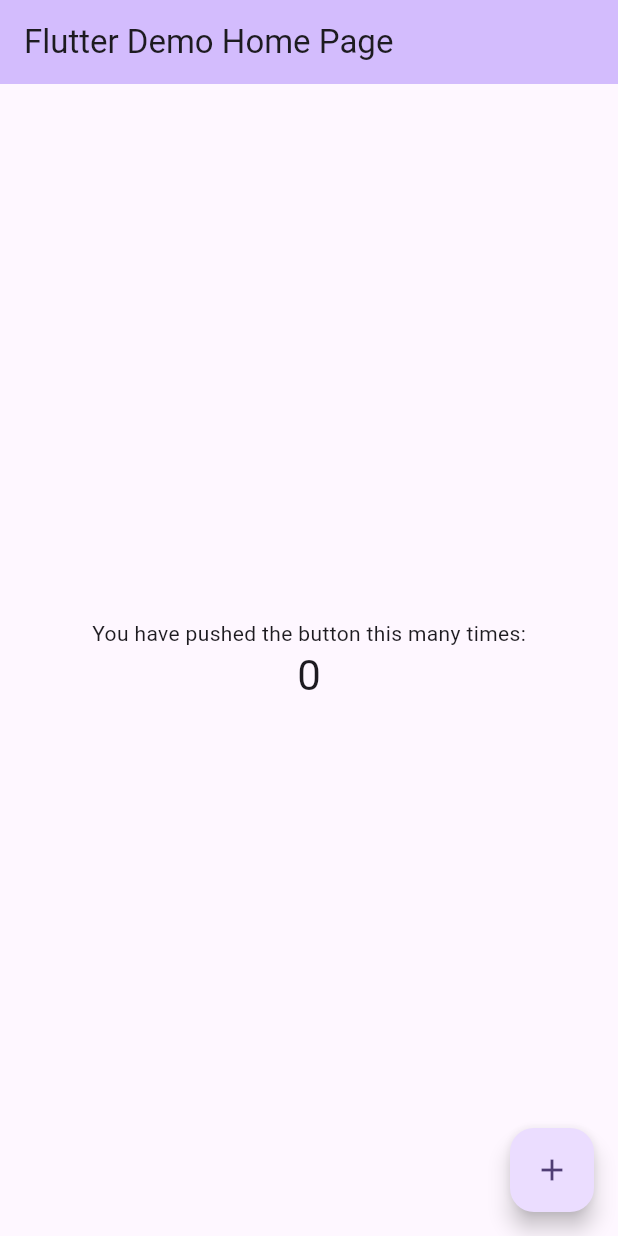
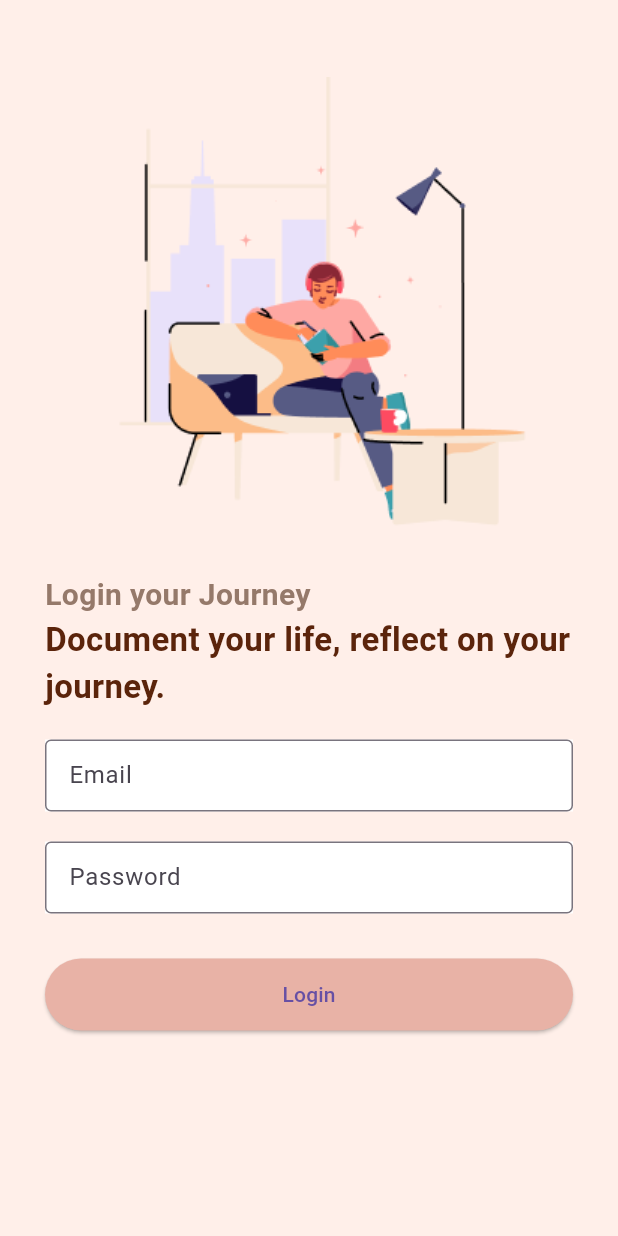
Before and after one commit to 2000kavinda/STORY360, a Flutter app: the screen it shows after launch, on a phone screen of 412 x 824 dp. Run offline on Flutter 3.47's test engine with Material 3 defaults, Android fonts, the phone set to English and light mode, and no system bars; Roboto replaces fonts that are missing (Nunito Sans).

Commit message:
login frontend 90% completed

```diff
--- a/lib/main.dart
+++ b/lib/main.dart
@@ -1,4 +1,5 @@
 import 'package:flutter/material.dart';
+import 'package:story360/view/logIn.dart';
 
 void main() {
   runApp(const MyApp());
@@ -7,119 +8,10 @@ void main() {
 class MyApp extends StatelessWidget {
   const MyApp({super.key});
 
-  // This widget is the root of your application.
   @override
   Widget build(BuildContext context) {
-    return MaterialApp(
-      title: 'Flutter Demo',
-      theme: ThemeData(
-        // This is the theme of your application.
-        //
-        // TRY THIS: Try running your application with "flutter run". You'll see
-        // the application has a blue toolbar. Then, without quitting the app,
-        // try changing the seedColor in the colorScheme below to Colors.green
-        // and then invoke "hot reload" (save your changes or press the "hot
-        // reload" button in a Flutter-supported IDE, or press "r" if you used
-        // the command line to start the app).
-        //
-        // Notice that the counter didn't reset back to zero; the application
-        // state is not lost during the reload. To reset the state, use hot
-        // restart instead.
-        //
-        // This works for code too, not just values: Most code changes can be
-        // tested with just a hot reload.
-        colorScheme: ColorScheme.fromSeed(seedColor: Colors.deepPurple),
-        useMaterial3: true,
-      ),
-      home: const MyHomePage(title: 'Flutter Demo Home Page'),
+    return const MaterialApp(
+      home: LogIn(),
     );
   }
 }
-
-class MyHomePage extends StatefulWidget {
-  const MyHomePage({super.key, required this.title});
-
-  // This widget is the home page of your application. It is stateful, meaning
-  // that it has a State object (defined below) that contains fields that affect
-  // how it looks.
-
-  // This class is the configuration for the state. It holds the values (in this
-  // case the title) provided by the parent (in this case the App widget) and
-  // used by the build method of the State. Fields in a Widget subclass are
-  // always marked "final".
-
-  final String title;
-
-  @override
-  State<MyHomePage> createState() => _MyHomePageState();
-}
-
-class _MyHomePageState extends State<MyHomePage> {
-  int _counter = 0;
-
-  void _incrementCounter() {
-    setState(() {
-      // This call to setState tells the Flutter framework that something has
-      // changed in this State, which causes it to rerun the build method below
-      // so that the display can reflect the updated values. If we changed
-      // _counter without calling setState(), then the build method would not be
-      // called again, and so nothing would appear to happen.
-      _counter++;
-    });
-  }
-
-  @override
-  Widget build(BuildContext context) {
-    // This method is rerun every time setState is called, for instance as done
-    // by the _incrementCounter method above.
-    //
-    // The Flutter framework has been optimized to make rerunning build methods
-    // fast, so that you can just rebuild anything that needs updating rather
-    // than having to individually change instances of widgets.
-    return Scaffold(
-      appBar: AppBar(
-        // TRY THIS: Try changing the color here to a specific color (to
-        // Colors.amber, perhaps?) and trigger a hot reload to see the AppBar
-        // change color while the other colors stay the same.
-        backgroundColor: Theme.of(context).colorScheme.inversePrimary,
-        // Here we take the value from the MyHomePage object that was created by
-        // the App.build method, and use it to set our appbar title.
-        title: Text(widget.title),
-      ),
-      body: Center(
-        // Center is a layout widget. It takes a single child and positions it
-        // in the middle of the parent.
-        child: Column(
-          // Column is also a layout widget. It takes a list of children and
-          // arranges them vertically. By default, it sizes itself to fit its
-          // children horizontally, and tries to be as tall as its parent.
-          //
-          // Column has various properties to control how it sizes itself and
-          // how it positions its children. Here we use mainAxisAlignment to
-          // center the children vertically; the main axis here is the vertical
-          // axis because Columns are vertical (the cross axis would be
-          // horizontal).
-          //
-          // TRY THIS: Invoke "debug painting" (choose the "Toggle Debug Paint"
-          // action in the IDE, or press "p" in the console), to see the
-          // wireframe for each widget.
-          mainAxisAlignment: MainAxisAlignment.center,
-          children: <Widget>[
-            const Text(
-              'You have pushed the button this many times:',
-            ),
-            Text(
-              '$_counter',
-              style: Theme.of(context).textTheme.headlineMedium,
-            ),
-          ],
-        ),
-      ),
-      floatingActionButton: FloatingActionButton(
-        onPressed: _incrementCounter,
-        tooltip: 'Increment',
-        child: const Icon(Icons.add),
-      ), // This trailing comma makes auto-formatting nicer for build methods.
-    );
-  }
-}
--- /dev/null
+++ b/lib/view/logIn.dart
@@ -0,0 +1,89 @@
+import 'package:flutter/material.dart';
+
+class LogIn extends StatelessWidget {
+  const LogIn({super.key});
+
+  @override
+  Widget build(BuildContext context) {
+    return Scaffold(
+      backgroundColor: Color(0xFFFFEFE9),
+      body: Padding(
+        padding: EdgeInsets.all(30),
+        child: SingleChildScrollView(
+          child: Column(
+            mainAxisAlignment: MainAxisAlignment.center,
+            crossAxisAlignment: CrossAxisAlignment.start,
+            children: [
+              Image(
+                image: AssetImage('assets/login.png'),
+                width: double.infinity,
+              ),
+              Text(
+                "Login your Journey",
+                style: TextStyle(
+                  fontFamily: 'Nunito Sans',
+                  fontSize: 20.0,
+                  fontWeight: FontWeight.bold,
+                  color: Color(0xFF95796A),
+                ),
+              ),
+              Text(
+                "Document your life, reflect on your journey.",
+                style: TextStyle(
+                  fontFamily: 'Nunito Sans',
+                  fontSize: 22.0,
+                  fontWeight: FontWeight.bold,
+                  color: Color(0xFF5B240B),
+                ),
+              ),
+              SizedBox(
+                height: 20.0,
+              ),
+              Container(
+                height: 48.0,
+                decoration: BoxDecoration(
+                  color: Colors.white,
+                ),
+                child: TextField(
+                  decoration: InputDecoration(
+                    labelText: 'Email',
+                    border: OutlineInputBorder(),
+                  ),
+                ),
+              ),
+              SizedBox(
+                height: 20.0,
+              ),
+              Container(
+                height: 48.0,
+                decoration: BoxDecoration(
+                  color: Colors.white,
+                ),
+                child: TextField(
+                  decoration: InputDecoration(
+                    labelText: 'Password',
+                    border: OutlineInputBorder(),
+                  ),
+                ),
+              ),
+              SizedBox(
+                height: 30.0,
+              ),
+              Container(
+                  width: double.infinity,
+                  height: 48.0,
+                  child: ElevatedButton(
+                      onPressed: () {},
+                      style: ButtonStyle(
+                        backgroundColor: MaterialStateProperty.all<Color>(
+                          Color(0xFFE8B2A6),
+                        ),
+                      ),
+                      child: Text('Login')))
+            ],
+          ),
+        ),
+      ),
+    );
+  }
+}
```
Also changed, not shown: pubspec.yaml (+4 -3 lines), assets/login.png (added), pubspec.lock, 1 other file.
